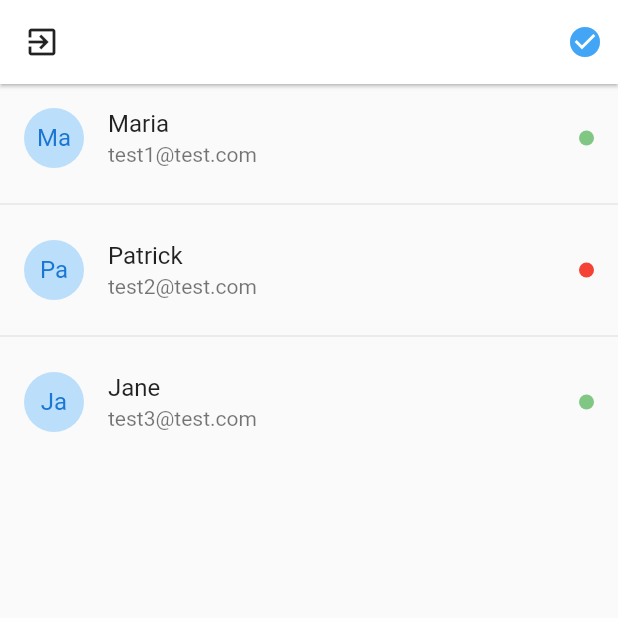
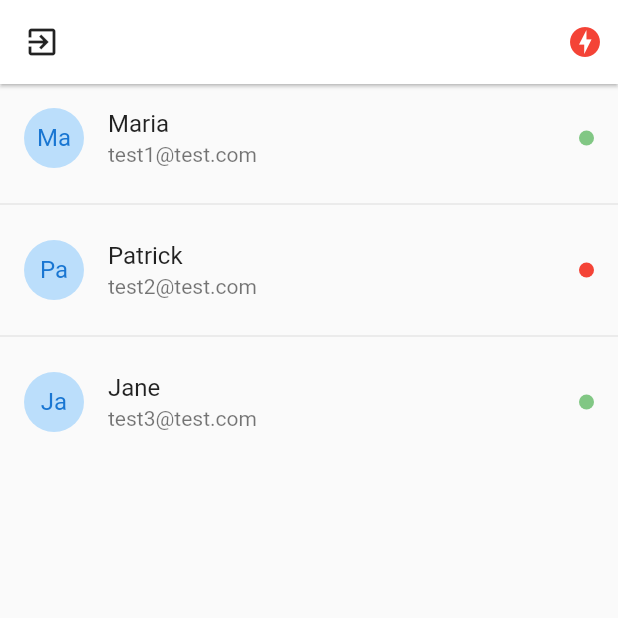
Before and after one commit to nicoar9/chat-app, a Flutter app: the UsersPage screen opened by its route, on a phone screen of 412 x 824 dp, the top half of it. Run offline on Flutter 3.47's test engine with Material 2 defaults, Android fonts, the phone set to English and light mode, and no system bars; drawn by our look-alikes of pull_to_refresh; our stand-ins replace flutter_secure_storage, socket_io_client; accounts and stored records are empty.

Commit message:
:sparkles:Feature: Adds backend listener to check_circle icon

```diff
--- a/lib/pages/users_page.dart
+++ b/lib/pages/users_page.dart
@@ -48,10 +48,15 @@ class _UsersPageState extends State<UsersPage> {
         actions: <Widget>[
           Container(
             margin: EdgeInsets.only(right: 10),
-            child: Icon(
-              Icons.check_circle,
-              color: Colors.blue[400],
-            ),
+            child: socketService.serverStatus == ServerStatus.Online
+                ? Icon(
+                    Icons.check_circle,
+                    color: Colors.blue[400],
+                  )
+                : Icon(
+                    Icons.offline_bolt,
+                    color: Colors.red,
+                  ),
           )
         ],
       ),
```
